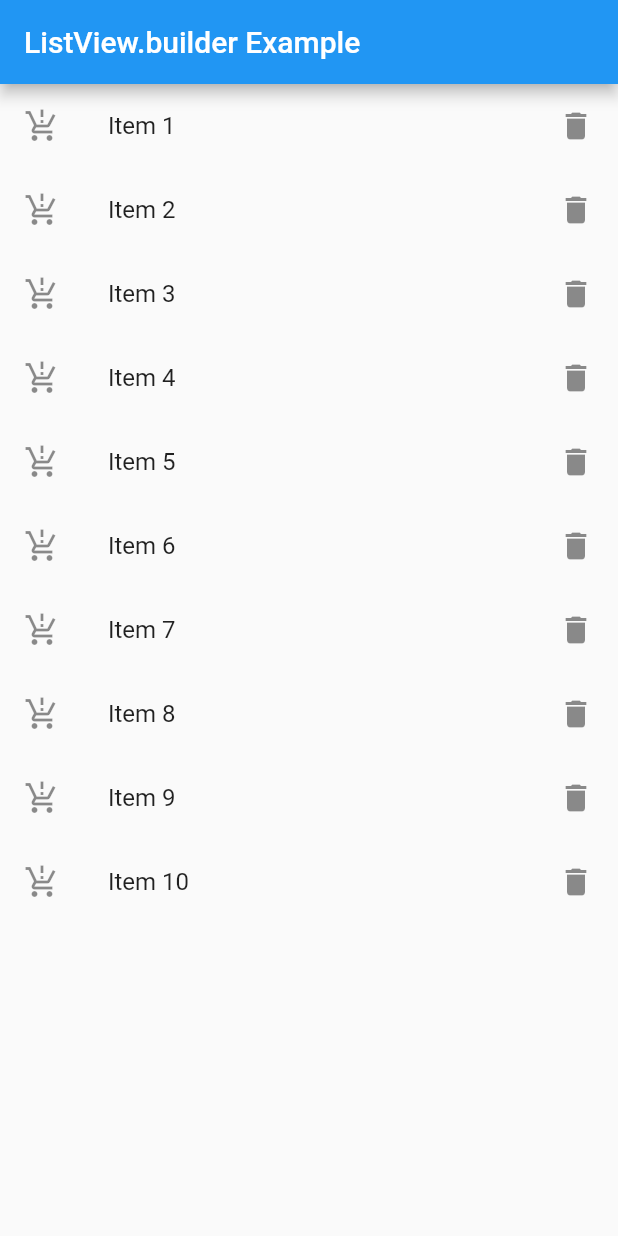
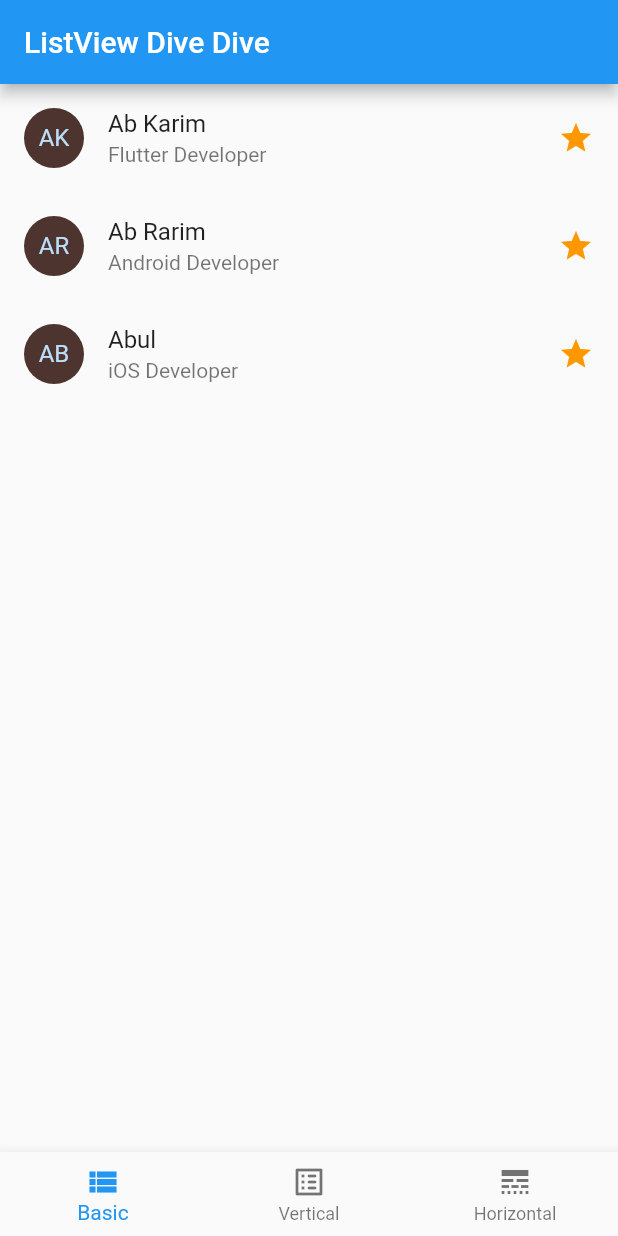
Before and after one commit to rafisgithub/flutter, a Flutter app: the screen it shows after launch, on a phone screen of 412 x 824 dp. Run offline on Flutter 3.47's test engine with Material 2 defaults, Android fonts, the phone set to English and light mode, and no system bars.

Commit message:
ListView Deep Dive

```diff
--- a/lib/main.dart
+++ b/lib/main.dart
@@ -1,34 +1,153 @@
 import 'package:flutter/material.dart';
+import 'package:flutter/rendering.dart';
 
+/* -----------------------------------------
+                   main method
+-----------------------------------------*/
 void main() => runApp(MyApp());
 
+/* -----------------------------------------
+                   MyApp
+-----------------------------------------*/
 class MyApp extends StatelessWidget {
+  static final String title = 'ListView Deep Dive';
+
   @override
   Widget build(BuildContext context) {
     return MaterialApp(
-      home: Scaffold(
-        appBar: AppBar(title: Text('ListView.builder Example')),
-        body: ListViewBuilderExample(),
-      ),
+      debugShowCheckedModeBanner: false,
+      title: title,
+      theme: ThemeData(primarySwatch: Colors.blue),
+      home: HomePage(),
     );
   }
 }
 
-class ListViewBuilderExample extends StatelessWidget {
-  // const ListViewBuilderExample({super.key});
-  List<int> list = List.generate(10, (index) => ++index);
+/* -----------------------------------------
+                  HomePage
+-----------------------------------------*/
+class HomePage extends StatefulWidget {
+  // final String title;
+
+  // HomePage({@required this.title});
+    // PageOne({Key? key, @required this.text}) : super(key: key);
+    // HomePage({Key? key, @required this.title}) : super(key: key);
+
+  @override
+  _HomePageState createState() => _HomePageState();
+}
+
+class _HomePageState extends State<HomePage> {
+  int index = 0;
+  final items = List.generate(100, (counter) => 'Item: $counter');
 
   @override
   Widget build(BuildContext context) {
-    return ListView.builder(
-      itemCount: list.length,
-      itemBuilder: (context,index){
+    return Scaffold(
+      appBar: AppBar(
+        title: Text("ListView Dive Dive"),
+      ),
+      body: buildListViews(),
+      bottomNavigationBar: BottomNavigationBar(
+        currentIndex: index,
+        items: [
+          BottomNavigationBarItem(
+            icon: Icon(Icons.view_list),
+            label: 'Basic',
+          ),
+          BottomNavigationBarItem(
+            icon: Icon(Icons.list_alt_rounded),
+            label: 'Vertical',
+          ),
+          BottomNavigationBarItem(
+            icon: Icon(Icons.line_style),
+            label: 'Horizontal',
+          ),
+        ],
+        onTap: (int index) => setState(() => this.index = index),
+      ),
+    );
+  }
+
+  Widget buildListViews() {
+    if (index == 0) {
+      return buildBasicListView();
+    } else if (index == 1) {
+      return buildVerticalListView();
+    } else if (index == 2) {
+      return buildHorizontalListView();
+    } else {
+      return Container();
+    }
+  }
+
+  // Basic List View Builder method
+  Widget buildBasicListView() {
+    return ListView(
+      children: [
+        ListTile(
+          leading: CircleAvatar(
+            backgroundColor: Colors.brown.shade800,
+            child: Text('AK'),
+          ),
+          title: Text('Ab Karim'),
+          subtitle: Text('Flutter Developer'),
+          trailing: Icon(Icons.star, color: Colors.orange),
+        ),
+        ListTile(
+          leading: CircleAvatar(
+            backgroundColor: Colors.brown.shade800,
+            child: Text('AR'),
+          ),
+          title: Text('Ab Rarim'),
+          subtitle: Text('Android Developer'),
+          trailing: Icon(Icons.star, color: Colors.orange),
+        ),
+        ListTile(
+          leading: CircleAvatar(
+            backgroundColor: Colors.brown.shade800,
+            child: Text('AB'),
+          ),
+          title: Text('Abul'),
+          subtitle: Text('iOS Developer'),
+          trailing: Icon(Icons.star, color: Colors.orange),
+        ),
+      ],
+    );
+  }
+
+  // Vertical List View Builder method
+  Widget buildVerticalListView() {
+    return ListView.separated(
+      separatorBuilder: (context, index) => Divider(
+        color: Colors.black,
+      ),
+      itemCount: items.length,
+      itemBuilder: (context, index) {
         return ListTile(
-          title: Text('Item ${list[index]}'),
-          trailing: Icon(Icons.delete),
-          leading: Icon(Icons.production_quantity_limits),
+          title: Text(items[index]),
         );
+      },
+    );
+  }
 
+  // Horizontal List View Builder method
+  Widget buildHorizontalListView() {
+    return ListView.separated(
+      padding: EdgeInsets.all(16),
+      scrollDirection: Axis.horizontal,
+      separatorBuilder: (context, index) => Divider(
+        color: Colors.black,
+      ),
+      itemCount: items.length,
+      itemBuilder: (context, index) {
+        return Container(
+          width: 100,
+          height: 50,
+          child: ListTile(
+            title: Text(items[index]),
+          ),
+        );
       },
     );
   }
```
Also changed, not shown: 1 other file.
